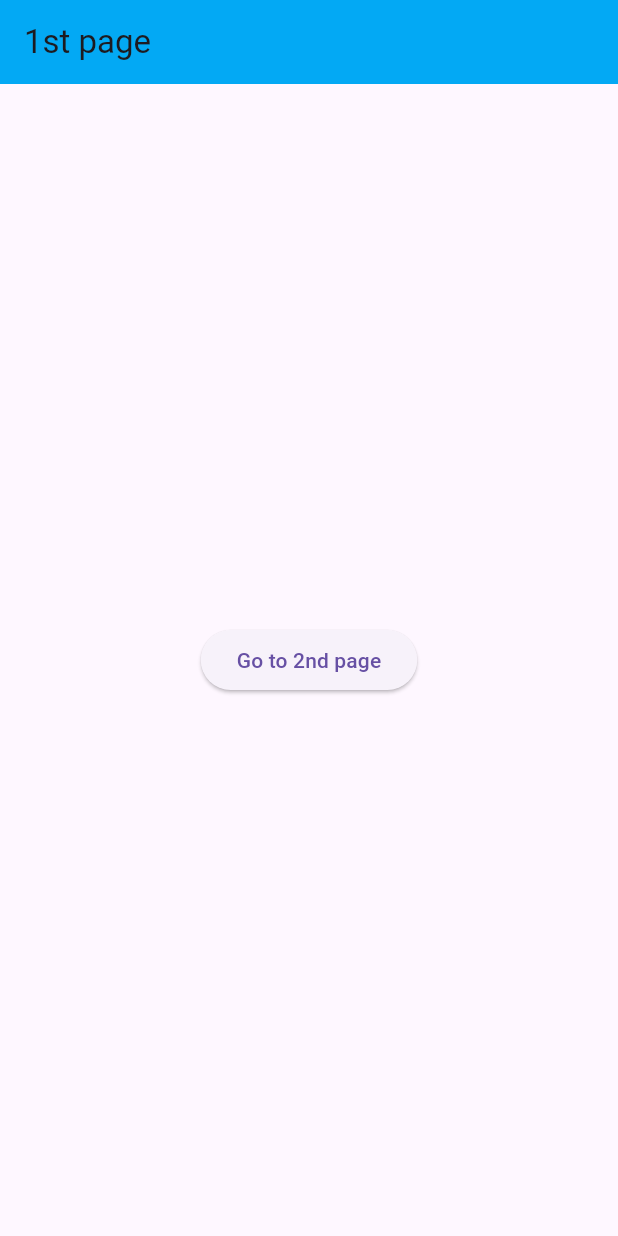
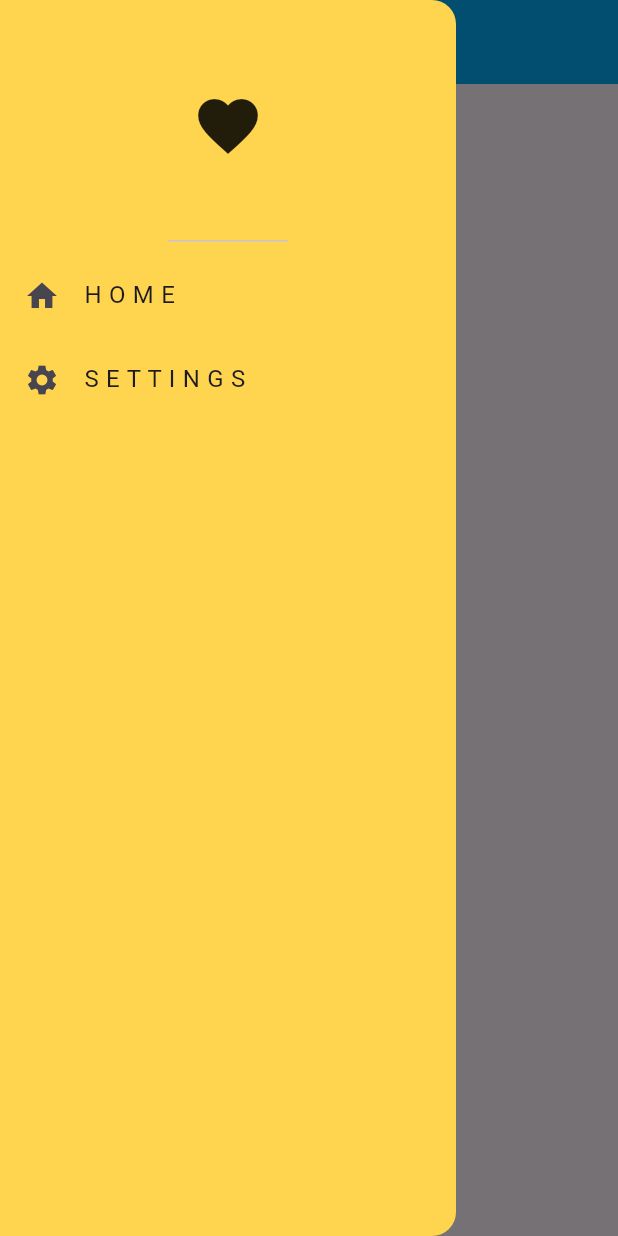
Before and after one commit to umangawije/flutter_basics, a Flutter app: the screen it shows after launch, with the side drawer open (before the commit the screen has no drawer), on a phone screen of 412 x 824 dp. Run offline on Flutter 3.47's test engine with Material 3 defaults, Android fonts, the phone set to English and light mode, and no system bars.

Commit message:
added routes for drawer list

```diff
--- a/lib/main.dart
+++ b/lib/main.dart
@@ -1,6 +1,7 @@
 import 'package:flutter/material.dart';
 import 'package:flutter_basics/pages/first_page.dart';
-import 'package:flutter_basics/pages/second_page.dart';
+import 'package:flutter_basics/pages/home_page.dart';
+import 'package:flutter_basics/pages/settings_page.dart';
 
 void main() {
   runApp(const MyApp());
@@ -15,8 +16,9 @@ class MyApp extends StatelessWidget {
       debugShowCheckedModeBanner: false,
       home: FirstPage(),
       routes: {
-        '/secondpage': (context) => SecondPage(),
         '/firstpage': (context) => FirstPage(),
+        '/homepage': (context) => HomePage(),
+        '/settingspage': (context) => SettingsPage(),
       },
     );
   }
--- a/lib/pages/first_page.dart
+++ b/lib/pages/first_page.dart
@@ -1,5 +1,4 @@
 import 'package:flutter/material.dart';
-import 'package:flutter_basics/pages/second_page.dart';
 
 class FirstPage extends StatelessWidget {
   const FirstPage({super.key});
@@ -10,6 +9,31 @@ class FirstPage extends StatelessWidget {
       appBar: AppBar(
         title: Text("1st page"),
         backgroundColor: Colors.lightBlue,
+      ),
+
+      drawer: Drawer(
+        backgroundColor: Colors.amber[300],
+        child: Column(
+          children: [
+            DrawerHeader(child: Icon(Icons.favorite, size: 48)),
+
+            ListTile(
+              leading: Icon(Icons.home, size: 24),
+              title: Text("H O M E"),
+              onTap: () {
+                Navigator.pushNamed(context, '/homepage');
+              },
+            ),
+
+            ListTile(
+              leading: Icon(Icons.settings, size: 24),
+              title: Text("S E T T I N G S"),
+              onTap: () {
+                Navigator.pushNamed(context, '/settingspage');
+              },
+            ),
+          ],
+        ),
       ),
       body: Center(
         child: ElevatedButton(
```
Also changed, not shown: lib/pages/home_page.dart (+15 -0 lines), lib/pages/second_page.dart (deleted, +0 -44 lines), lib/pages/settings_page.dart (+15 -0 lines).
